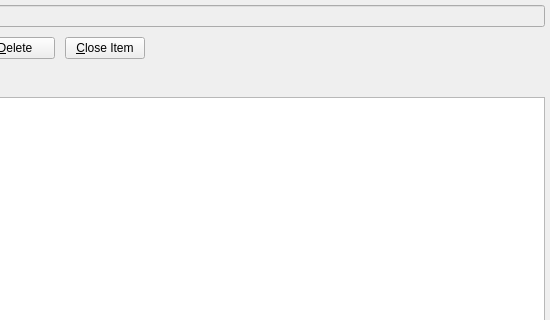
The window that forms/roadmap.ui (skriticos/nelia1) describes before a commit, drawn with Qt 5; both pictures show x 628 to 1178 and y 0 to 320 of the 1178 by 738 pixel window.
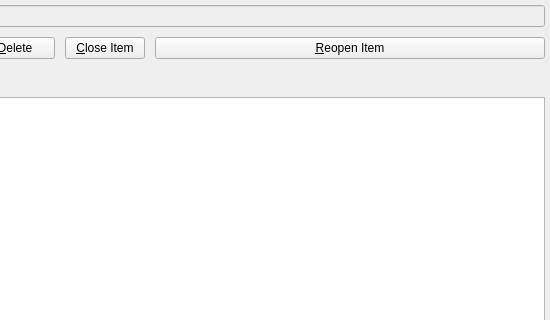
The same window after the commit.

Commit message: roadmap: close/reopen separated

```diff
--- a/forms/roadmap.ui
+++ b/forms/roadmap.ui
@@ -174,6 +174,13 @@
         </property>
        </spacer>
       </item>
+      <item row="0" column="10">
+       <widget class="QPushButton" name="push_reopen">
+        <property name="text">
+         <string>&amp;Reopen Item</string>
+        </property>
+       </widget>
+      </item>
      </layout>
     </widget>
    </item>
```
The commit also changes 1 other file.
